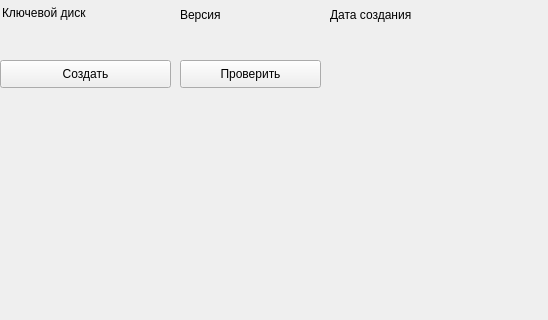
xXRadioHeadXx/start7, file m_cfg/admaud_widget.ui: the form before one commit; both pictures show x 0 to 548 and y 0 to 320 of the 548 by 651 pixel window.
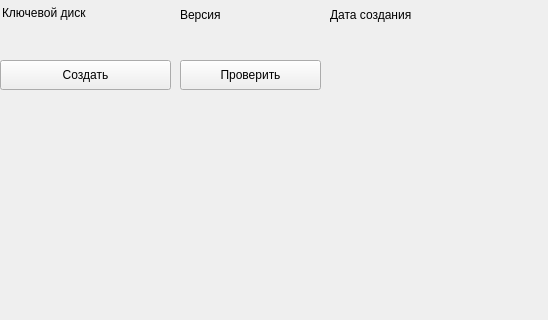
The form after the commit. Custom widgets are drawn as their Qt base class.

```diff
--- a/m_cfg/admaud_widget.ui
+++ b/m_cfg/admaud_widget.ui
@@ -42,7 +42,7 @@
      <x>0</x>
      <y>60</y>
      <width>171</width>
-     <height>28</height>
+     <height>30</height>
     </rect>
    </property>
    <property name="text">
@@ -81,7 +81,7 @@
      <x>180</x>
      <y>60</y>
      <width>141</width>
-     <height>28</height>
+     <height>30</height>
     </rect>
    </property>
    <property name="text">
```
